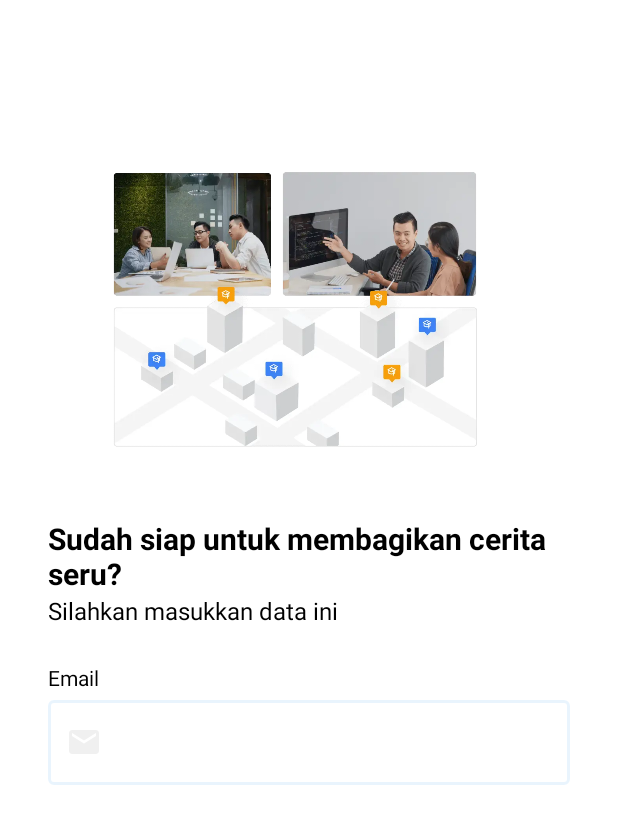
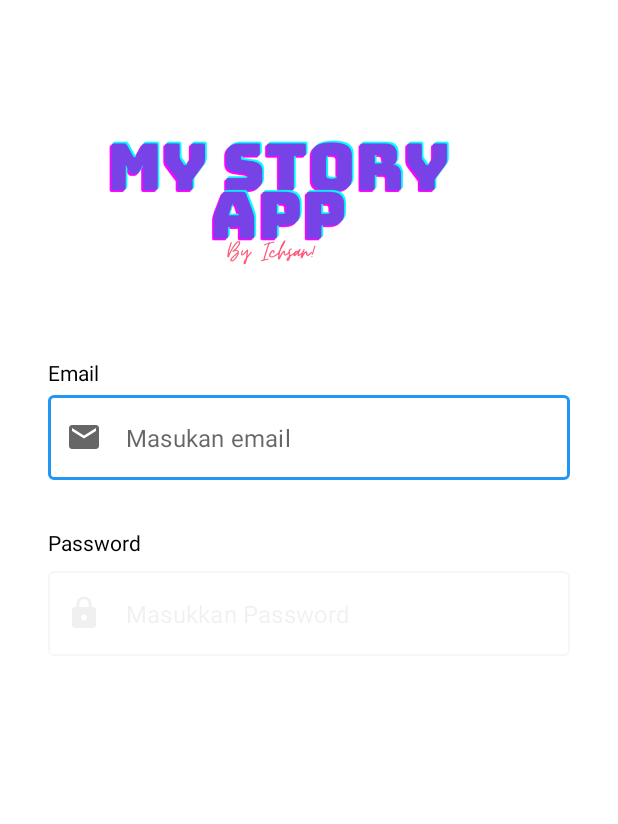
Before and after one commit to IchsanAlfian/Story-Apps, an Android app: the screen it shows after launch (LoginActivity), after a tap on "MASUK", on a phone screen of 412 x 824 dp. Shown: the top 824 px of the screen. Run offline under Robolectric (Android 15) with nearby library versions, the phone set to English and light mode, and no system bars.

Commit message:
add custom view

```diff
--- a/app/src/main/java/com/ichsanalfian/mystoryapp/ui/login/LoginActivity.kt
+++ b/app/src/main/java/com/ichsanalfian/mystoryapp/ui/login/LoginActivity.kt
@@ -25,6 +25,8 @@ import com.ichsanalfian.mystoryapp.model.UserPreference
 import com.ichsanalfian.mystoryapp.ui.register.RegisterActivity
 import com.ichsanalfian.mystoryapp.ui.story.StoryActivity
 import com.ichsanalfian.mystoryapp.utils.ViewModelFactory
+
+
 
 private val Context.dataStore: DataStore<Preferences> by preferencesDataStore(name = "settings")
 
@@ -170,9 +172,9 @@ class LoginActivity : AppCompatActivity() {
             repeatMode = ObjectAnimator.REVERSE
         }.start()
 
-        val title = ObjectAnimator.ofFloat(binding.titleTextView, View.ALPHA, 1f).setDuration(500)
-        val message =
-            ObjectAnimator.ofFloat(binding.messageTextView, View.ALPHA, 1f).setDuration(500)
+//        val title = ObjectAnimator.ofFloat(binding.titleTextView, View.ALPHA, 1f).setDuration(500)
+//       val message =
+//           ObjectAnimator.ofFloat(binding.messageTextView, View.ALPHA, 1f).setDuration(500)
         val emailTextView =
             ObjectAnimator.ofFloat(binding.emailTextView, View.ALPHA, 1f).setDuration(500)
         val emailEditTextLayout =
@@ -185,8 +187,7 @@ class LoginActivity : AppCompatActivity() {
 
         AnimatorSet().apply {
             playSequentially(
-                title,
-                message,
+
                 emailTextView,
                 emailEditTextLayout,
                 passwordTextView,
--- a/app/src/main/res/layout/activity_login.xml
+++ b/app/src/main/res/layout/activity_login.xml
@@ -8,59 +8,28 @@
 
     <ImageView
         android:id="@+id/imageView"
-        android:layout_width="0dp"
-        android:layout_height="0dp"
+        android:layout_width="285dp"
+        android:layout_height="165dp"
         android:layout_marginStart="32dp"
         android:layout_marginEnd="32dp"
         app:layout_constraintBottom_toTopOf="@+id/guidelineHorizontal"
         app:layout_constraintEnd_toEndOf="parent"
+        app:layout_constraintHorizontal_bias="0.322"
         app:layout_constraintStart_toStartOf="parent"
         app:layout_constraintTop_toTopOf="@+id/guidelineHorizontal2"
-        app:srcCompat="@drawable/image_login" />
-
-    <TextView
-        android:id="@+id/titleTextView"
-        android:layout_width="0dp"
-        android:layout_height="wrap_content"
-        android:layout_marginStart="32dp"
-        android:layout_marginTop="16dp"
-        android:layout_marginEnd="32dp"
-        android:alpha="0"
-        android:text="@string/title_login_page"
-        android:textColor="@color/black"
-        android:textSize="20sp"
-        android:textStyle="bold"
-        app:layout_constraintEnd_toEndOf="parent"
-        app:layout_constraintHorizontal_bias="0.0"
-        app:layout_constraintStart_toStartOf="parent"
-        app:layout_constraintTop_toTopOf="@+id/guidelineHorizontal" />
-
-    <TextView
-        android:id="@+id/messageTextView"
-        android:layout_width="0dp"
-        android:layout_height="wrap_content"
-        android:layout_marginStart="32dp"
-        android:layout_marginEnd="32dp"
-        android:alpha="0"
-        android:text="@string/message_login_page"
-        android:textColor="@color/black"
-        android:textSize="16sp"
-        app:layout_constraintEnd_toEndOf="parent"
-        app:layout_constraintHorizontal_bias="1.0"
-        app:layout_constraintStart_toStartOf="parent"
-        app:layout_constraintTop_toBottomOf="@+id/titleTextView" />
+        app:layout_constraintVertical_bias="0.131"
+        app:srcCompat="@drawable/image_logo" />
 
     <TextView
         android:id="@+id/emailTextView"
         android:layout_width="wrap_content"
         android:layout_height="wrap_content"
         android:layout_marginStart="32dp"
-        android:layout_marginTop="24dp"
         android:alpha="0"
         android:text="@string/email"
         android:textColor="@color/black"
         app:layout_constraintStart_toStartOf="parent"
-        app:layout_constraintTop_toBottomOf="@+id/messageTextView" />
+        app:layout_constraintTop_toTopOf="@+id/guidelineHorizontal" />
 
     <com.google.android.material.textfield.TextInputLayout
         android:id="@+id/emailEditTextLayout"
@@ -75,7 +44,7 @@
         app:layout_constraintTop_toBottomOf="@+id/emailTextView"
         app:startIconDrawable="@drawable/ic_baseline_email_24">
 
-        <com.google.android.material.textfield.TextInputEditText
+        <com.ichsanalfian.mystoryapp.ui.customView.EditTextEmail
             android:id="@+id/ed_login_email"
             android:layout_width="match_parent"
             android:layout_height="wrap_content"
@@ -89,7 +58,7 @@
         android:layout_width="wrap_content"
         android:layout_height="wrap_content"
         android:layout_marginStart="32dp"
-        android:layout_marginTop="8dp"
+        android:layout_marginTop="32dp"
         android:alpha="0"
         android:text="@string/password"
         android:textColor="@color/black"
@@ -102,9 +71,11 @@
         android:layout_width="0dp"
         android:layout_height="wrap_content"
         android:layout_marginStart="32dp"
+        android:layout_marginTop="4dp"
         android:layout_marginEnd="32dp"
         android:alpha="0"
         app:layout_constraintEnd_toEndOf="parent"
+        app:layout_constraintHorizontal_bias="0.0"
         app:layout_constraintStart_toStartOf="parent"
         app:layout_constraintTop_toBottomOf="@+id/passwordTextView"
         app:startIconDrawable="@drawable/ic_baseline_lock_24">
@@ -115,7 +86,8 @@
             android:layout_height="wrap_content"
             android:selectAllOnFocus="true"
 
-             />
+            tools:layout_editor_absoluteX="32dp"
+            tools:layout_editor_absoluteY="351dp" />
     </com.google.android.material.textfield.TextInputLayout>
 
     <Button
@@ -138,7 +110,7 @@
         android:layout_height="64dp"
         android:orientation="horizontal"
         app:layout_constraintEnd_toEndOf="parent"
-        app:layout_constraintGuide_percent="0.4"
+        app:layout_constraintGuide_percent="0.29"
         app:layout_constraintStart_toStartOf="parent" />
 
     <androidx.constraintlayout.widget.Guideline
@@ -147,7 +119,7 @@
         android:layout_height="64dp"
         android:orientation="horizontal"
         app:layout_constraintEnd_toEndOf="parent"
-        app:layout_constraintGuide_percent="0.1"
+        app:layout_constraintGuide_percent="0.05"
         app:layout_constraintStart_toStartOf="parent" />
 
     <androidx.constraintlayout.widget.Guideline
```
Also changed, not shown: app/src/main/java/com/ichsanalfian/mystoryapp/ui/customView/EditTextEmail.kt (added, +125 -0 lines), app/src/main/res/drawable/image_logo.png (added).
